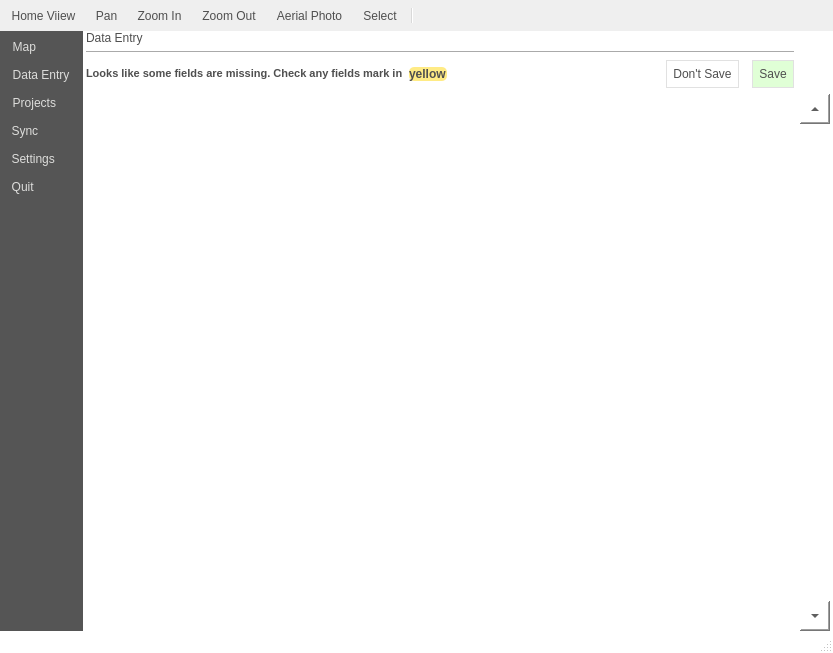
This is src/roam/ui_mainwindow.ui in roam-qgis/Roam as Qt 5 draws it before an edit. The edited form follows.
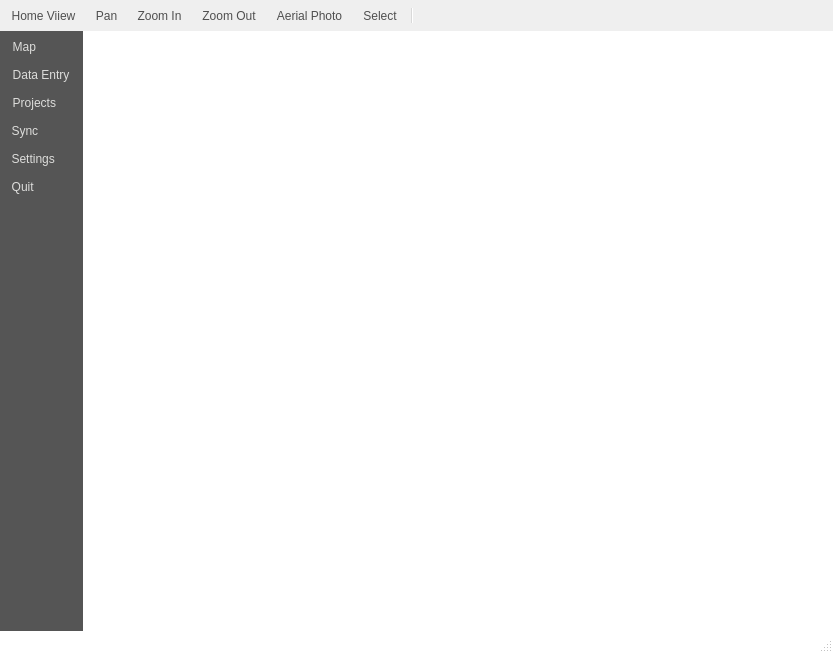
This is the edited form. Icons and pictures are not drawn. Custom widgets are drawn as their Qt base class.

Commit message: Create widget for data entry. Refactor dialog provider into data entry widget

Patch:
```diff
--- a/src/roam/ui_mainwindow.ui
+++ b/src/roam/ui_mainwindow.ui
@@ -282,214 +282,6 @@
         <property name="bottomMargin">
          <number>0</number>
         </property>
-        <item row="3" column="0" colspan="7">
-         <widget class="QScrollArea" name="scrollArea">
-          <property name="styleSheet">
-           <string notr="true">QScrollBar {
-	width: 30px; 
-}
-
-* {
-	background-color: rgb(255, 255, 255);
-}</string>
-          </property>
-          <property name="frameShape">
-           <enum>QFrame::NoFrame</enum>
-          </property>
-          <property name="verticalScrollBarPolicy">
-           <enum>Qt::ScrollBarAlwaysOn</enum>
-          </property>
-          <property name="horizontalScrollBarPolicy">
-           <enum>Qt::ScrollBarAlwaysOn</enum>
-          </property>
-          <property name="widgetResizable">
-           <bool>true</bool>
-          </property>
-          <widget class="QWidget" name="scrollAreaWidgetContents">
-           <property name="geometry">
-            <rect>
-             <x>0</x>
-             <y>0</y>
-             <width>686</width>
-             <height>415</height>
-            </rect>
-           </property>
-           <property name="styleSheet">
-            <string notr="true"/>
-           </property>
-           <layout class="QVBoxLayout" name="verticalLayout_2">
-            <property name="margin">
-             <number>0</number>
-            </property>
-            <item>
-             <spacer name="verticalSpacer_3">
-              <property name="orientation">
-               <enum>Qt::Vertical</enum>
-              </property>
-              <property name="sizeHint" stdset="0">
-               <size>
-                <width>20</width>
-                <height>40</height>
-               </size>
-              </property>
-             </spacer>
-            </item>
-           </layout>
-          </widget>
-         </widget>
-        </item>
-        <item row="2" column="0">
-         <layout class="QHBoxLayout" name="horizontalLayout">
-          <property name="spacing">
-           <number>3</number>
-          </property>
-          <property name="topMargin">
-           <number>0</number>
-          </property>
-          <property name="rightMargin">
-           <number>0</number>
-          </property>
-          <item>
-           <widget class="QLabel" name="missingfieldsLabel">
-            <property name="sizePolicy">
-             <sizepolicy hsizetype="Maximum" vsizetype="Fixed">
-              <horstretch>0</horstretch>
-              <verstretch>0</verstretch>
-             </sizepolicy>
-            </property>
-            <property name="font">
-             <font>
-              <pointsize>8</pointsize>
-              <weight>75</weight>
-              <bold>true</bold>
-             </font>
-            </property>
-            <property name="text">
-             <string>Looks like some fields are missing. Check any fields mark in </string>
-            </property>
-           </widget>
-          </item>
-          <item>
-           <widget class="QLabel" name="yellowLabel">
-            <property name="sizePolicy">
-             <sizepolicy hsizetype="Maximum" vsizetype="Fixed">
-              <horstretch>0</horstretch>
-              <verstretch>0</verstretch>
-             </sizepolicy>
-            </property>
-            <property name="font">
-             <font>
-              <weight>75</weight>
-              <bold>true</bold>
-             </font>
-            </property>
-            <property name="styleSheet">
-             <string notr="true">border-radius: 5px; 
-background-color: rgba(255, 221, 48,150);</string>
-            </property>
-            <property name="text">
-             <string>yellow</string>
-            </property>
-           </widget>
-          </item>
-          <item>
-           <spacer name="horizontalSpacer">
-            <property name="orientation">
-             <enum>Qt::Horizontal</enum>
-            </property>
-            <property name="sizeHint" stdset="0">
-             <size>
-              <width>40</width>
-              <height>20</height>
-             </size>
-            </property>
-           </spacer>
-          </item>
-          <item>
-           <widget class="QPushButton" name="cancelButton">
-            <property name="text">
-             <string>Don't Save</string>
-            </property>
-            <property name="icon">
-             <iconset resource="resources.qrc">
-              <normaloff>:/icons/cancel</normaloff>:/icons/cancel</iconset>
-            </property>
-            <property name="iconSize">
-             <size>
-              <width>24</width>
-              <height>24</height>
-             </size>
-            </property>
-            <property name="flat">
-             <bool>false</bool>
-            </property>
-           </widget>
-          </item>
-          <item>
-           <spacer name="horizontalSpacer_2">
-            <property name="orientation">
-             <enum>Qt::Horizontal</enum>
-            </property>
-            <property name="sizeType">
-             <enum>QSizePolicy::Fixed</enum>
-            </property>
-            <property name="sizeHint" stdset="0">
-             <size>
-              <width>10</width>
-              <height>20</height>
-             </size>
-            </property>
-           </spacer>
-          </item>
-          <item>
-           <widget class="QPushButton" name="savedataButton">
-            <property name="enabled">
-             <bool>true</bool>
-            </property>
-            <property name="styleSheet">
-             <string notr="true">QPushButton { 
-	background-color: rgb(223, 255, 213, 250);
-}
-
-QPushButton[enabled=&quot;false&quot;] {
-	background-color: none;
-}</string>
-            </property>
-            <property name="text">
-             <string>Save</string>
-            </property>
-            <property name="icon">
-             <iconset resource="resources.qrc">
-              <normaloff>:/icons/save</normaloff>:/icons/save</iconset>
-            </property>
-            <property name="iconSize">
-             <size>
-              <width>48</width>
-              <height>48</height>
-             </size>
-            </property>
-           </widget>
-          </item>
-         </layout>
-        </item>
-        <item row="0" column="0">
-         <widget class="QLabel" name="settingsLabel">
-          <property name="styleSheet">
-           <string notr="true">	color: #4f4f4f;
-	font: 25pt &quot;Segoe UI&quot; ;</string>
-          </property>
-          <property name="text">
-           <string>Data Entry</string>
-          </property>
-         </widget>
-        </item>
-        <item row="1" column="0">
-         <widget class="Line" name="line">
-          <property name="orientation">
-           <enum>Qt::Horizontal</enum>
-          </property>
-         </widget>
-        </item>
        </layout>
       </widget>
       <widget class="QWidget" name="syncpage">
```
Left out of the diff: 14 changed lines with no effect on the pictures. The commit also changes 7 other files.
